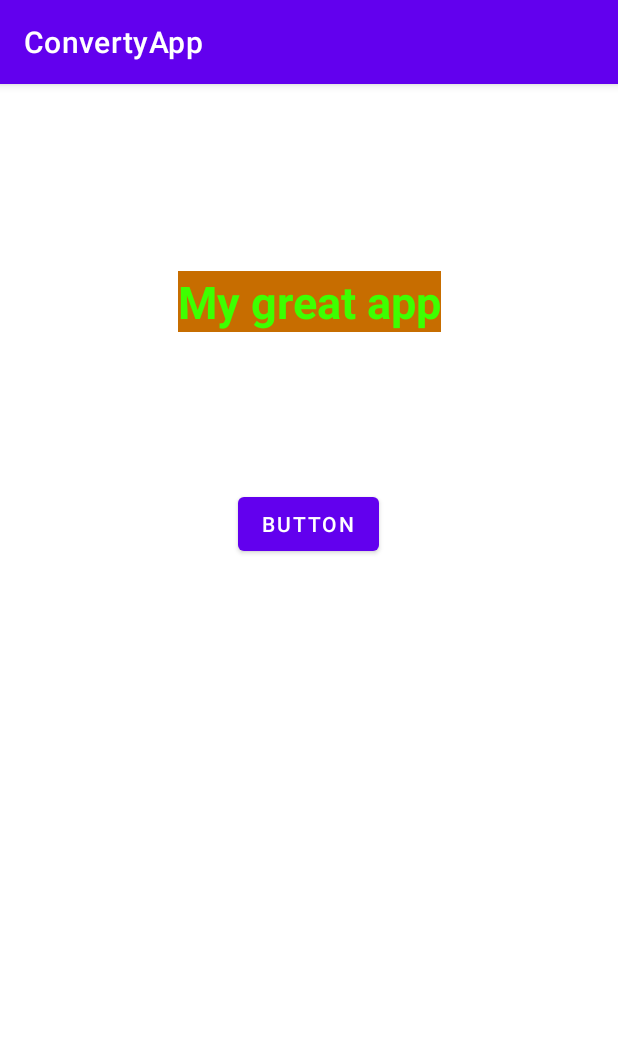
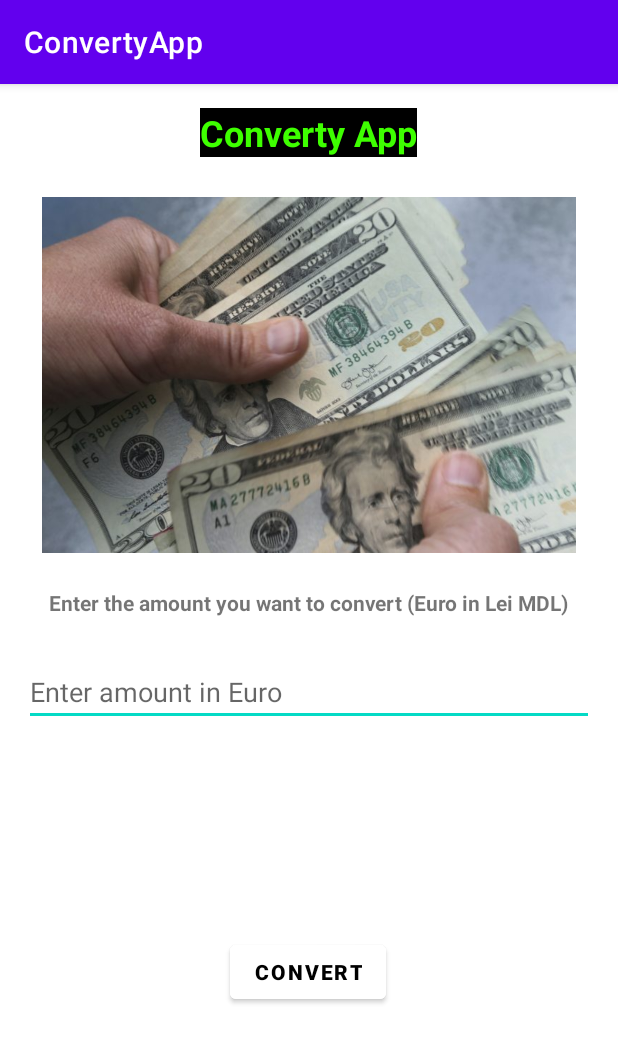
Before and after one commit to TudorBozu/Currency-Converter, an Android app: the screen it shows after launch (MainActivity), on a phone screen of 412 x 824 dp. Shown: the top 1043 px of the screen. Run offline under Robolectric (Android 15) with nearby library versions, the phone set to English and light mode, and no system bars.

Commit message:
ConvertApp

```diff
--- a/app/src/main/java/com/example/convertyapp/MainActivity.java
+++ b/app/src/main/java/com/example/convertyapp/MainActivity.java
@@ -1,14 +1,31 @@
 package com.example.convertyapp;
 
 import androidx.appcompat.app.AppCompatActivity;
-
 import android.os.Bundle;
+import android.util.Log;
+import android.view.View;
+import android.widget.Button;
+import android.widget.EditText;
+import android.widget.ImageView;
+import android.widget.Toast;
 
 public class MainActivity extends AppCompatActivity {
+
+public void Convert(View view){
+
+    EditText editText = findViewById(R.id.edittext1);
+    String lei = editText.getText().toString();
+    double leiconvert = Double.parseDouble(lei);
+    double euroconve = leiconvert * 19.44;
+
+    Toast.makeText(this,euroconve+" Lei" , Toast.LENGTH_SHORT).show();
+}
+
 
     @Override
     protected void onCreate(Bundle savedInstanceState) {
         super.onCreate(savedInstanceState);
         setContentView(R.layout.activity_main);
+
     }
 }
--- a/app/src/main/res/layout/activity_main.xml
+++ b/app/src/main/res/layout/activity_main.xml
@@ -7,34 +7,76 @@
     tools:context=".MainActivity">
 
     <TextView
-        android:id="@+id/textView"
+        android:id="@+id/textView3"
         android:layout_width="wrap_content"
         android:layout_height="wrap_content"
-        android:layout_marginStart="100dp"
-        android:layout_marginTop="10dp"
-        android:layout_marginEnd="100dp"
-        android:background="@color/orange"
-        android:text="My great app"
+        android:text="Converty App"
+        android:textStyle="bold"
+        android:textSize="24sp"
         android:textColor="@color/green"
-        android:textSize="30sp"
-        android:textStyle="bold"
-        app:layout_constraintBottom_toBottomOf="parent"
-        app:layout_constraintEnd_toEndOf="parent"
-        app:layout_constraintStart_toStartOf="parent"
-        app:layout_constraintTop_toTopOf="parent"
-        app:layout_constraintVertical_bias="0.16000003" />
-
-    <Button
-        android:layout_width="wrap_content"
-        android:layout_height="wrap_content"
-        android:text="Button"
+        android:background="@color/black"
         app:layout_constraintBottom_toBottomOf="parent"
         app:layout_constraintEnd_toEndOf="parent"
         app:layout_constraintHorizontal_bias="0.498"
         app:layout_constraintStart_toStartOf="parent"
-        app:layout_constraintTop_toBottomOf="@+id/textView"
-        app:layout_constraintVertical_bias="0.187">
+        app:layout_constraintTop_toTopOf="parent"
+        app:layout_constraintVertical_bias="0.022" />
 
-    </Button>
+    <ImageView
+        android:id="@+id/imageView3"
+        android:layout_width="409dp"
+        android:layout_height="237dp"
+        android:layout_marginTop="16dp"
+        app:layout_constraintBottom_toBottomOf="parent"
+        app:layout_constraintEnd_toEndOf="parent"
+        app:layout_constraintStart_toStartOf="parent"
+        app:layout_constraintTop_toBottomOf="@+id/textView3"
+        app:layout_constraintVertical_bias="0.023"
+        app:srcCompat="@drawable/money1" />
+
+    <TextView
+        android:id="@+id/textView5"
+        android:layout_width="wrap_content"
+        android:layout_height="wrap_content"
+        android:text="Enter the amount you want to convert (Euro in Lei MDL)"
+        android:textStyle="bold"
+        app:layout_constraintBottom_toBottomOf="parent"
+        app:layout_constraintEnd_toEndOf="parent"
+        app:layout_constraintHorizontal_bias="0.498"
+        app:layout_constraintStart_toStartOf="parent"
+        app:layout_constraintTop_toBottomOf="@+id/imageView3"
+        app:layout_constraintVertical_bias="0.054" />
+
+    <EditText
+        android:id="@+id/edittext1"
+        android:layout_width="380dp"
+        android:layout_height="wrap_content"
+        android:ems="10"
+        android:inputType="textPersonName"
+        android:hint="Enter amount in Euro"
+        app:layout_constraintBottom_toBottomOf="parent"
+        app:layout_constraintEnd_toEndOf="parent"
+        app:layout_constraintHorizontal_bias="0.497"
+        app:layout_constraintStart_toStartOf="parent"
+        app:layout_constraintTop_toBottomOf="@+id/textView5"
+        app:layout_constraintVertical_bias="0.074" />
+
+    <Button
+        android:id="@+id/but1"
+        android:layout_width="wrap_content"
+        android:layout_height="wrap_content"
+        android:layout_marginTop="100dp"
+        android:backgroundTint="@color/white"
+        android:textColor="@color/black"
+        android:onClick="Convert"
+        android:text="Convert"
+        android:textStyle="bold"
+        app:layout_constraintBottom_toBottomOf="parent"
+        app:layout_constraintEnd_toEndOf="parent"
+        app:layout_constraintHorizontal_bias="0.498"
+        app:layout_constraintStart_toStartOf="parent"
+        app:layout_constraintTop_toBottomOf="@+id/edittext1"
+        app:layout_constraintVertical_bias="0.209" />
+
 
 </androidx.constraintlayout.widget.ConstraintLayout>
--- a/app/src/main/res/values/colors.xml
+++ b/app/src/main/res/values/colors.xml
@@ -7,6 +7,7 @@
     <color name="teal_700">#FF018786</color>
     <color name="black">#FF000000</color>
     <color name="white">#FFFFFFFF</color>
+    ///// my color
     <color name="orange">#C76D00</color>
     <color name="green">#3EFF00</color>
 </resources>
```
Also changed, not shown: app/src/main/res/drawable/money1.jpg (added).
